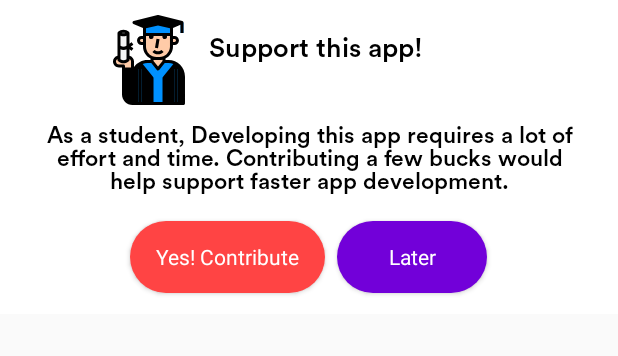
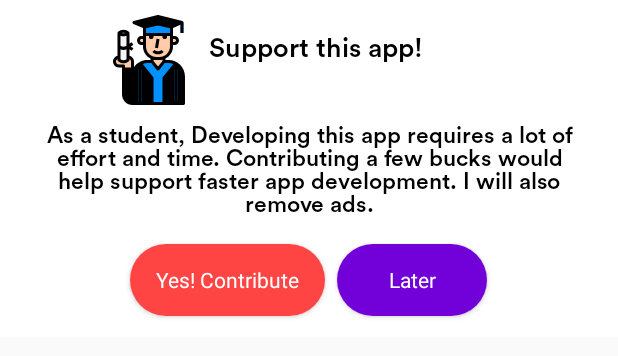
Before and after one commit to geekykant/EazyCampus-TKM-Assist, an Android app: the layout ads_dialoguebox.xml on its own in the app's theme, with its tools: preview values and no code run, on a phone screen of 412 x 824 dp. Shown: the top 356 px of the screen. Run offline under Robolectric (Android 15) with nearby library versions, the phone set to English and light mode, and no system bars; network calls fail.

Commit message:
added ads + hybrid

```diff
--- a/app/src/main/AndroidManifest.xml
+++ b/app/src/main/AndroidManifest.xml
@@ -109,7 +109,7 @@
 
         <meta-data
             android:name="com.google.android.gms.ads.APPLICATION_ID"
-            android:value="ca-app-pub-3940256099942544~3347511713"/>
+            android:value="ca-app-pub-9024346977117639~1277994323"/>
 
     </application>
 
--- a/app/src/main/res/values/strings.xml
+++ b/app/src/main/res/values/strings.xml
@@ -18,7 +18,8 @@
     <string name="support_eazycampus_development">Support EazyCampus development</string>
     <!--<string name="ads_dialog_message">Sorry for enabling ads! But as a student it fills up my coffee and beer mug! I will remove ads with graduation! Pinky Promise!</string>-->
     <!--<string name="ads_dialog_message"> I am Sreekant, the app developer. It really motivates me if you could appreciate my app and give it a 5⭐ rating. Cheers!</string>-->
-    <string name="ads_dialog_message"> As a student, Developing this app requires a lot of effort and time. Contributing a few bucks would help support faster app development.</string>
+    <!--<string name="ads_dialog_message"> As a student, Developing this app requires a lot of effort and time. Contributing a few bucks would help support faster app development.</string>-->
+    <string name="ads_dialog_message"> As a student, Developing this app requires a lot of effort and time. Contributing a few bucks would help support faster app development. I will also remove ads.</string>
     <string name="privacy_policy_text">By clicking on login,\nYou agree to our <u>Privacy Policy</u>.</string>
     <string name="hi_sreekant">Hi Sreekant!</string>
     <string name="directory">Directory</string>
```
Also changed, not shown: app/src/main/java/com/diyandroid/eazycampus/activity/HomePage.java (+10 -4 lines).
